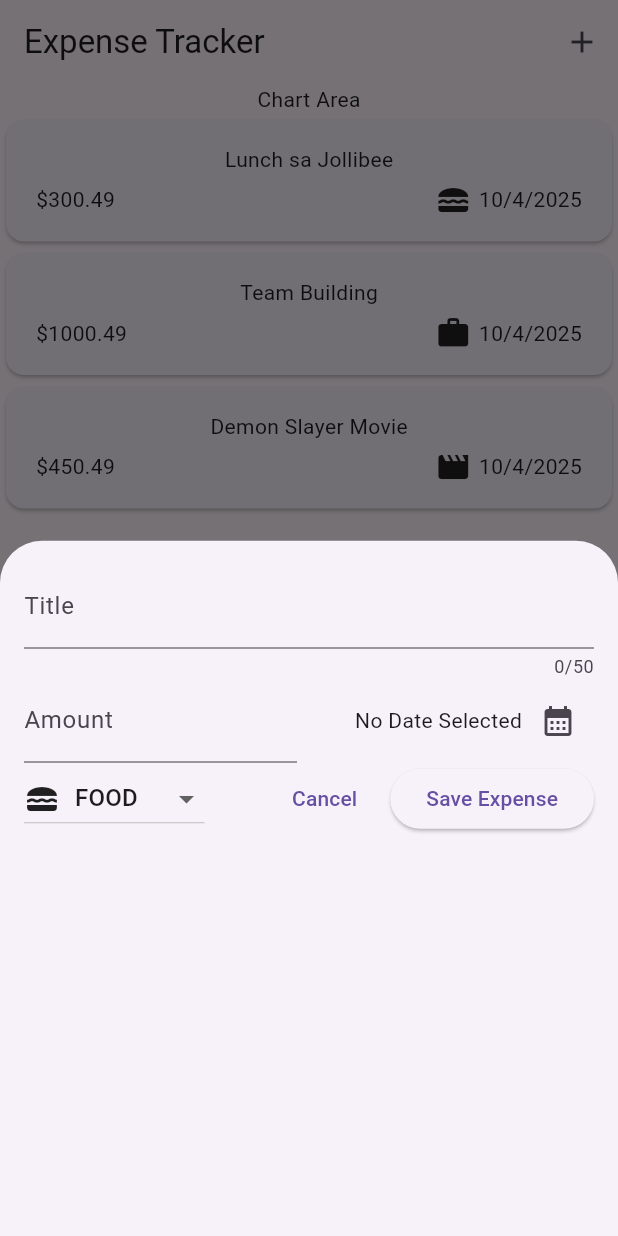
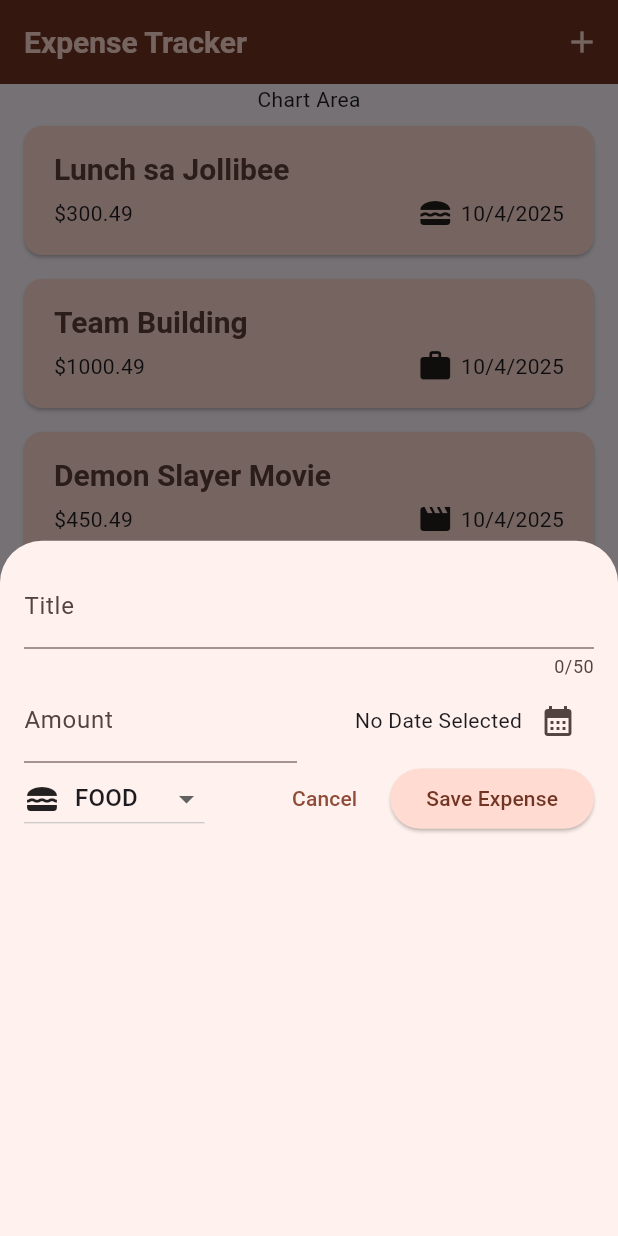
Before and after one commit to MascySylvan/expense_app, a Flutter app: the screen it shows after launch, after a tap on the "add" icon, on a phone screen of 412 x 824 dp. Run offline on Flutter 3.47's test engine with Material 3 defaults, Android fonts, the phone set to English and light mode, and no system bars.

Commit message:
New Commit

```diff
--- a/lib/expense/expense_item.dart
+++ b/lib/expense/expense_item.dart
@@ -15,9 +15,13 @@ class ExpenseItem extends StatelessWidget {
           vertical: 16,
         ),
         child: Column(
+          crossAxisAlignment: CrossAxisAlignment.start,
           spacing: 5,
           children: [
-            Text(expense.title),
+            Text(
+              expense.title,
+              style: Theme.of(context).textTheme.titleLarge,
+            ),
             Row(
               children: [
                 Text('\$${expense.amount.toStringAsFixed(2)}'),
--- a/lib/expense/expense_list.dart
+++ b/lib/expense/expense_list.dart
@@ -3,16 +3,27 @@ import 'package:expense_app/model/expense.dart';
 import 'package:flutter/material.dart';
 
 class ExpenseList extends StatelessWidget {
-  const ExpenseList({super.key, required this.expenses});
+  const ExpenseList({
+    super.key,
+    required this.expenses,
+    required this.removeExpense,
+  });
 
   final List<Expense> expenses;
+  final void Function(Expense expense) removeExpense;
 
   @override
   Widget build(BuildContext context) {
     return ListView.builder(
       itemCount: expenses.length,
-      itemBuilder: (ctx, index) => ExpenseItem(
-        expenses[index],
+      itemBuilder: (ctx, index) => Dismissible(
+        key: ValueKey(expenses[index]),
+        onDismissed: (direction) {
+          removeExpense(expenses[index]);
+        },
+        child: ExpenseItem(
+          expenses[index],
+        ),
       ),
     );
   }
--- a/lib/expense/expense_screen.dart
+++ b/lib/expense/expense_screen.dart
@@ -37,12 +37,54 @@ class _ExpenseScreenState extends State<ExpenseScreen> {
   void openExpenseModal() {
     showModalBottomSheet(
       context: context,
-      builder: (ctx) => NewExpense(),
+      builder: (ctx) => NewExpense(
+        addExpense: addExpense,
+      ),
+    );
+  }
+
+  void addExpense(Expense expense) {
+    setState(() {
+      registeredExpenses.add(expense);
+    });
+  }
+
+  void removeExpense(Expense expense) {
+    final expenseIndex = registeredExpenses.indexOf(expense);
+
+    setState(() {
+      registeredExpenses.remove(expense);
+    });
+
+    ScaffoldMessenger.of(context).showSnackBar(
+      SnackBar(
+        duration: Duration(seconds: 3),
+        content: Text('Expense deleted.'),
+        action: SnackBarAction(
+          label: 'Undo',
+          onPressed: () {
+            setState(() {
+              registeredExpenses.insert(expenseIndex, expense);
+            });
+          },
+        ),
+      ),
     );
   }
 
   @override
   Widget build(BuildContext context) {
+    Widget mainContent = Center(
+      child: Text('No expenses found. Try adding one!'),
+    );
+
+    if (registeredExpenses.isNotEmpty) {
+      mainContent = ExpenseList(
+        expenses: registeredExpenses,
+        removeExpense: removeExpense,
+      );
+    }
+
     return Scaffold(
       appBar: AppBar(
         title: Text('Expense Tracker'),
@@ -57,7 +99,7 @@ class _ExpenseScreenState extends State<ExpenseScreen> {
         children: [
           Text('Chart Area'),
           Expanded(
-            child: ExpenseList(expenses: registeredExpenses),
+            child: mainContent,
           ),
         ],
       ),
--- a/lib/main.dart
+++ b/lib/main.dart
@@ -1,9 +1,42 @@
 import 'package:expense_app/expense/expense_screen.dart';
 import 'package:flutter/material.dart';
 
+var kColorScheme = ColorScheme.fromSeed(
+  seedColor: Colors.deepOrange,
+);
+
 void main() {
-  runApp(MaterialApp(
-    debugShowCheckedModeBanner: false,
-    home: ExpenseScreen()
-  ));
+  runApp(
+    MaterialApp(
+      debugShowCheckedModeBanner: false,
+      theme: ThemeData().copyWith(
+        colorScheme: kColorScheme,
+        appBarTheme: AppBarTheme().copyWith(
+          backgroundColor: kColorScheme.onPrimaryContainer,
+          foregroundColor: kColorScheme.primaryContainer,
+        ),
+        cardTheme: CardThemeData().copyWith(
+          color: kColorScheme.secondaryContainer,
+          margin: EdgeInsets.symmetric(
+            horizontal: 16,
+            vertical: 8,
+          ),
+        ),
+        elevatedButtonTheme: ElevatedButtonThemeData(
+          style: ElevatedButton.styleFrom(
+            backgroundColor: kColorScheme.primaryContainer,
+            foregroundColor: kColorScheme.onPrimaryContainer
+          ),
+        ),
+        textTheme: ThemeData().textTheme.copyWith(
+          titleLarge: TextStyle(
+            fontWeight: FontWeight.bold,
+            color: kColorScheme.onSecondaryContainer,
+            fontSize: 20,
+          ),
+        ),
+      ),
+      home: ExpenseScreen(),
+    ),
+  );
 }
```
Also changed, not shown: lib/expense/new_expense.dart (+62 -5 lines).
